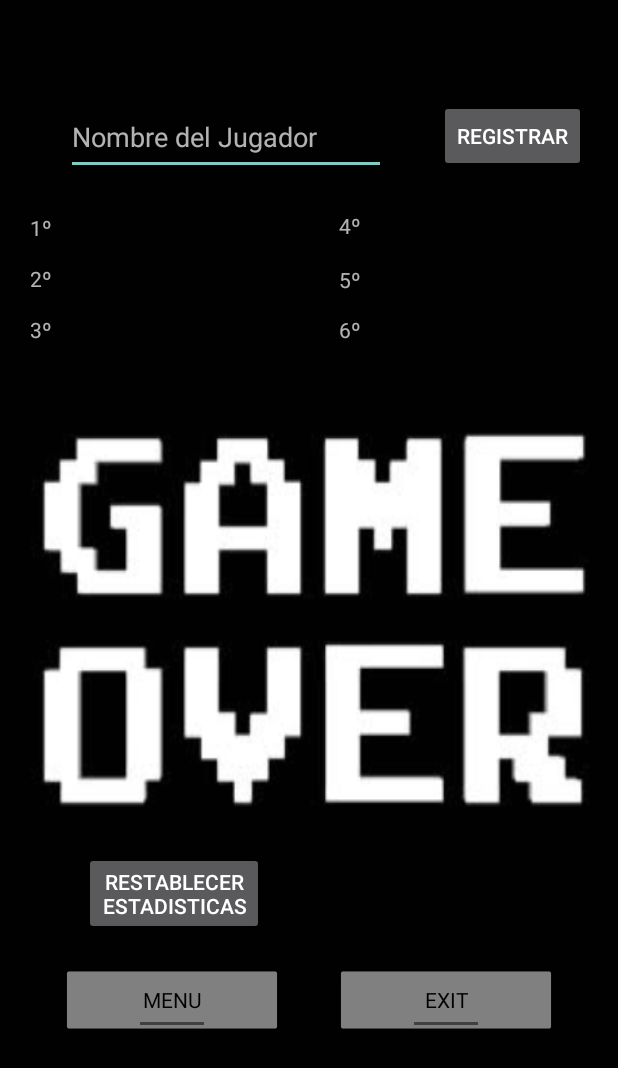
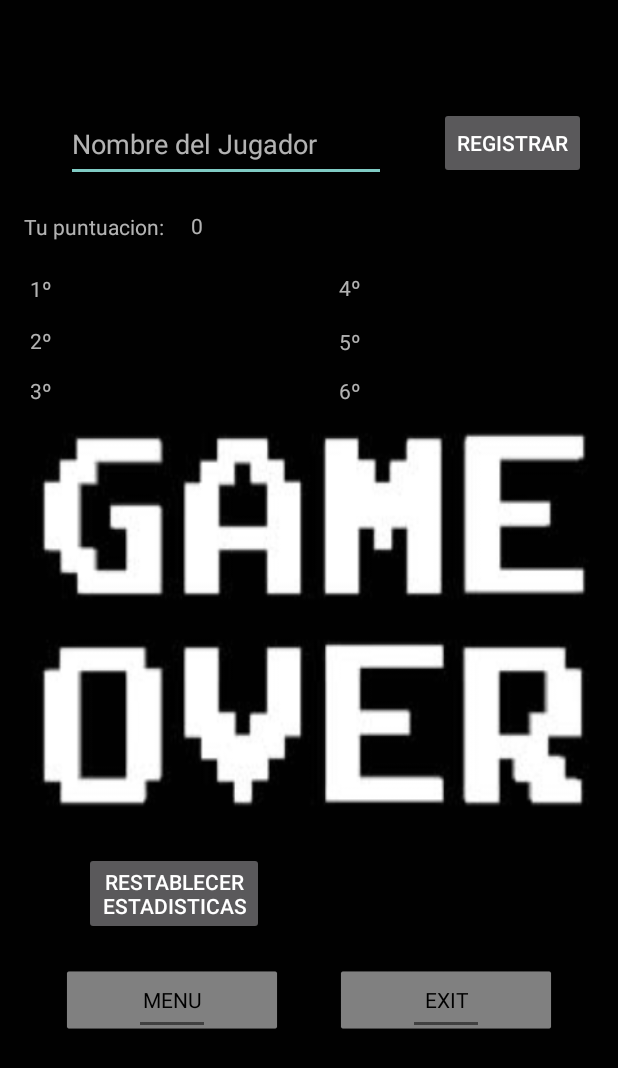
Before and after one commit to Danielmg21/Tetris, an Android app: the Exit screen opened directly, with no data from a screen before it, on a phone screen of 412 x 824 dp. Shown: the top 1068 px of the screen. Run offline under Robolectric (Android 15) with nearby library versions, the light colour scheme and no system bars; 2 statements that could not run were skipped.

Commit message:
mostrar puntuacion sacada en la partida en exit

```diff
--- a/app/src/main/java/com/example/tetris/Exit.java
+++ b/app/src/main/java/com/example/tetris/Exit.java
@@ -16,7 +16,7 @@ import android.widget.Toast;
 public class Exit extends AppCompatActivity {
     private EditText et_nombre;
     //private Button registrar;
-    private TextView textoRanking1,textoRanking2,textoRanking3,textoRanking4,textoRanking5,textoRanking6,mostrarPunt1,mostrarPunt2,mostrarPunt3,mostrarPunt4,mostrarPunt5,mostrarPunt6;
+    private TextView textoRanking1,textoRanking2,textoRanking3,textoRanking4,textoRanking5,textoRanking6,mostrarPunt1,mostrarPunt2,mostrarPunt3,mostrarPunt4,mostrarPunt5,mostrarPunt6,textPuntActual;
     private SQLiteDatabase BaseDeDatos;
     private AdminSQLiteOpenHelper BBDD;
     private boolean registrado;
@@ -57,6 +57,7 @@ public class Exit extends AppCompatActivity {
         mostrarPunt6= findViewById(R.id.textpunt6);
 
         et_nombre = (EditText)findViewById(R.id.nombre_jugador);
+        textPuntActual= findViewById(R.id.text_puntuacionActual);
 
         mostrarTop5();
 
@@ -138,7 +139,7 @@ public class Exit extends AppCompatActivity {
     public void mostrarTop5 (){
         BaseDeDatos = BBDD.getWritableDatabase();
         String columnas[] = new String[]{"nombre","puntuacion"};//,"puntuacion"
-
+        textPuntActual.setText(Integer.toString(puntosFinal));
         String j1="",j2="",j3="",j4="",j5="",j6="",p1="",p2="",p3="",p4="",p5="",p6="";
 
         //********************** AMBAS FUNCIONAN
--- a/app/src/main/res/layout/activity_exit.xml
+++ b/app/src/main/res/layout/activity_exit.xml
@@ -21,6 +21,19 @@
         app:layout_constraintVertical_bias="0.827" />
 
     <Button
+        android:id="@+id/restablecerEstadisticas"
+        android:layout_width="wrap_content"
+        android:layout_height="wrap_content"
+        android:onClick="restablecerEstadiaticas"
+        android:text="@string/text_restablecer_estadisticas"
+        app:layout_constraintBottom_toBottomOf="parent"
+        app:layout_constraintEnd_toEndOf="parent"
+        app:layout_constraintHorizontal_bias="0.191"
+        app:layout_constraintStart_toStartOf="parent"
+        app:layout_constraintTop_toTopOf="parent"
+        app:layout_constraintVertical_bias="0.739" />
+
+    <Button
         android:id="@+id/exit"
         style="@android:style/Widget.Holo.Light.Button.Toggle"
         android:layout_width="148dp"
@@ -32,19 +45,6 @@
         app:layout_constraintStart_toStartOf="parent"
         app:layout_constraintTop_toTopOf="parent"
         app:layout_constraintVertical_bias="0.827" />
-
-    <Button
-        android:id="@+id/registrar_puntuacion"
-        android:layout_width="wrap_content"
-        android:layout_height="wrap_content"
-        android:onClick="Registrar"
-        android:text="@string/boton_registrar"
-        app:layout_constraintBottom_toBottomOf="parent"
-        app:layout_constraintEnd_toEndOf="parent"
-        app:layout_constraintHorizontal_bias="0.932"
-        app:layout_constraintStart_toStartOf="parent"
-        app:layout_constraintTop_toTopOf="parent"
-        app:layout_constraintVertical_bias="0.086" />
 
     <EditText
         android:id="@+id/nombre_jugador"
@@ -60,21 +60,21 @@
         app:layout_constraintHorizontal_bias="0.222"
         app:layout_constraintStart_toStartOf="parent"
         app:layout_constraintTop_toTopOf="parent"
-        app:layout_constraintVertical_bias="0.086"
+        app:layout_constraintVertical_bias="0.092"
         tools:targetApi="o" />
 
     <Button
-        android:id="@+id/restablecerEstadisticas"
+        android:id="@+id/registrar_puntuacion"
         android:layout_width="wrap_content"
         android:layout_height="wrap_content"
-        android:onClick="restablecerEstadiaticas"
-        android:text="@string/text_restablecer_estadisticas"
+        android:onClick="Registrar"
+        android:text="@string/boton_registrar"
         app:layout_constraintBottom_toBottomOf="parent"
         app:layout_constraintEnd_toEndOf="parent"
-        app:layout_constraintHorizontal_bias="0.191"
+        app:layout_constraintHorizontal_bias="0.932"
         app:layout_constraintStart_toStartOf="parent"
         app:layout_constraintTop_toTopOf="parent"
-        app:layout_constraintVertical_bias="0.739" />
+        app:layout_constraintVertical_bias="0.092" />
 
     <TextView
         android:id="@+id/text1"
@@ -86,7 +86,7 @@
         app:layout_constraintHorizontal_bias="0.05"
         app:layout_constraintStart_toStartOf="parent"
         app:layout_constraintTop_toTopOf="parent"
-        app:layout_constraintVertical_bias="0.177" />
+        app:layout_constraintVertical_bias="0.227" />
 
     <TextView
         android:id="@+id/text2"
@@ -98,7 +98,7 @@
         app:layout_constraintHorizontal_bias="0.05"
         app:layout_constraintStart_toStartOf="parent"
         app:layout_constraintTop_toTopOf="parent"
-        app:layout_constraintVertical_bias="0.219" />
+        app:layout_constraintVertical_bias="0.27" />
 
     <TextView
         android:id="@+id/text3"
@@ -110,7 +110,7 @@
         app:layout_constraintHorizontal_bias="0.05"
         app:layout_constraintStart_toStartOf="parent"
         app:layout_constraintTop_toTopOf="parent"
-        app:layout_constraintVertical_bias="0.261" />
+        app:layout_constraintVertical_bias="0.312" />
 
     <TextView
         android:id="@+id/text4"
@@ -122,7 +122,7 @@
         app:layout_constraintHorizontal_bias="0.569"
         app:layout_constraintStart_toStartOf="parent"
         app:layout_constraintTop_toTopOf="parent"
-        app:layout_constraintVertical_bias="0.175" />
+        app:layout_constraintVertical_bias="0.226" />
 
     <TextView
         android:id="@+id/text5"
@@ -134,7 +134,7 @@
         app:layout_constraintHorizontal_bias="0.569"
         app:layout_constraintStart_toStartOf="parent"
         app:layout_constraintTop_toTopOf="parent"
-        app:layout_constraintVertical_bias="0.22" />
+        app:layout_constraintVertical_bias="0.271" />
 
     <TextView
         android:id="@+id/text6"
@@ -146,7 +146,7 @@
         app:layout_constraintHorizontal_bias="0.569"
         app:layout_constraintStart_toStartOf="parent"
         app:layout_constraintTop_toTopOf="parent"
-        app:layout_constraintVertical_bias="0.261" />
+        app:layout_constraintVertical_bias="0.312" />
 
     <TextView
         android:id="@+id/mostrarRanking1"
@@ -157,7 +157,7 @@
         app:layout_constraintHorizontal_bias="0.132"
         app:layout_constraintStart_toStartOf="parent"
         app:layout_constraintTop_toTopOf="parent"
-        app:layout_constraintVertical_bias="0.177"
+        app:layout_constraintVertical_bias="0.227"
         tools:visibility="visible" />
 
     <TextView
@@ -169,7 +169,7 @@
         app:layout_constraintHorizontal_bias="0.132"
         app:layout_constraintStart_toStartOf="parent"
         app:layout_constraintTop_toTopOf="parent"
-        app:layout_constraintVertical_bias="0.219"
+        app:layout_constraintVertical_bias="0.27"
         tools:visibility="visible" />
 
     <TextView
@@ -181,7 +181,7 @@
         app:layout_constraintHorizontal_bias="0.132"
         app:layout_constraintStart_toStartOf="parent"
         app:layout_constraintTop_toTopOf="parent"
-        app:layout_constraintVertical_bias="0.261"
+        app:layout_constraintVertical_bias="0.312"
         tools:visibility="visible" />
 
     <TextView
@@ -193,7 +193,7 @@
         app:layout_constraintHorizontal_bias="0.755"
         app:layout_constraintStart_toStartOf="parent"
         app:layout_constraintTop_toTopOf="parent"
-        app:layout_constraintVertical_bias="0.175"
+        app:layout_constraintVertical_bias="0.226"
         tools:visibility="visible" />
 
     <TextView
@@ -205,7 +205,7 @@
         app:layout_constraintHorizontal_bias="0.755"
         app:layout_constraintStart_toStartOf="parent"
         app:layout_constraintTop_toTopOf="parent"
-        app:layout_constraintVertical_bias="0.22"
+        app:layout_constraintVertical_bias="0.271"
         tools:visibility="visible" />
 
     <TextView
@@ -217,7 +217,7 @@
         app:layout_constraintHorizontal_bias="0.755"
         app:layout_constraintStart_toStartOf="parent"
         app:layout_constraintTop_toTopOf="parent"
-        app:layout_constraintVertical_bias="0.261"
+        app:layout_constraintVertical_bias="0.312"
         tools:visibility="visible" />
 
     <TextView
@@ -229,7 +229,7 @@
         app:layout_constraintHorizontal_bias="0.371"
         app:layout_constraintStart_toStartOf="parent"
         app:layout_constraintTop_toTopOf="parent"
-        app:layout_constraintVertical_bias="0.177" />
+        app:layout_constraintVertical_bias="0.227" />
 
     <TextView
         android:id="@+id/textpunt2"
@@ -240,7 +240,7 @@
         app:layout_constraintHorizontal_bias="0.371"
         app:layout_constraintStart_toStartOf="parent"
         app:layout_constraintTop_toTopOf="parent"
-        app:layout_constraintVertical_bias="0.219" />
+        app:layout_constraintVertical_bias="0.27" />
 
     <TextView
         android:id="@+id/textpunt3"
@@ -251,7 +251,7 @@
         app:layout_constraintHorizontal_bias="0.371"
         app:layout_constraintStart_toStartOf="parent"
         app:layout_constraintTop_toTopOf="parent"
-        app:layout_constraintVertical_bias="0.261" />
+        app:layout_constraintVertical_bias="0.312" />
 
     <TextView
         android:id="@+id/textpunt4"
@@ -262,7 +262,7 @@
         app:layout_constraintHorizontal_bias="0.941"
         app:layout_constraintStart_toStartOf="parent"
         app:layout_constraintTop_toTopOf="parent"
-        app:layout_constraintVertical_bias="0.177" />
+        app:layout_constraintVertical_bias="0.227" />
 
     <TextView
         android:id="@+id/textpunt5"
@@ -273,7 +273,7 @@
         app:layout_constraintHorizontal_bias="0.941"
         app:layout_constraintStart_toStartOf="parent"
         app:layout_constraintTop_toTopOf="parent"
-        app:layout_constraintVertical_bias="0.22" />
+        app:layout_constraintVertical_bias="0.271" />
 
     <TextView
         android:id="@+id/textpunt6"
@@ -284,6 +284,29 @@
         app:layout_constraintHorizontal_bias="0.941"
         app:layout_constraintStart_toStartOf="parent"
         app:layout_constraintTop_toTopOf="parent"
-        app:layout_constraintVertical_bias="0.261" />
+        app:layout_constraintVertical_bias="0.312" />
+
+    <TextView
+        android:id="@+id/Puntuacion_actual"
+        android:layout_width="wrap_content"
+        android:layout_height="20dp"
+        android:text="@string/text_puntos_actual"
+        app:layout_constraintBottom_toBottomOf="parent"
+        app:layout_constraintEnd_toEndOf="parent"
+        app:layout_constraintHorizontal_bias="0.05"
+        app:layout_constraintStart_toStartOf="parent"
+        app:layout_constraintTop_toTopOf="parent"
+        app:layout_constraintVertical_bias="0.176" />
+
+    <TextView
+        android:id="@+id/text_puntuacionActual"
+        android:layout_width="50dp"
+        android:layout_height="20dp"
+        app:layout_constraintBottom_toBottomOf="parent"
+        app:layout_constraintEnd_toEndOf="parent"
+        app:layout_constraintHorizontal_bias="0.352"
+        app:layout_constraintStart_toStartOf="parent"
+        app:layout_constraintTop_toTopOf="parent"
+        app:layout_constraintVertical_bias="0.175" />
 
 </androidx.constraintlayout.widget.ConstraintLayout>
--- a/app/src/main/res/values/strings.xml
+++ b/app/src/main/res/values/strings.xml
@@ -13,16 +13,15 @@
     <string name="text_nombre_jugador">Nombre del Jugador</string>
     <string name="text_puntuacion">Puntuacion de la partida</string>
     <string name="boton_registrar">Registrar</string>
-
     <string name = "text_mostrar_ranking"></string>
     <string name = "text_restablecer_estadisticas">Restablecer\nEstadisticas</string>
-
     <string name = "text_1ranking">1º</string>
     <string name = "text_2ranking">2º</string>
     <string name = "text_3ranking">3º</string>
     <string name = "text_4ranking">4º</string>
     <string name = "text_5ranking">5º</string>
     <string name = "text_6ranking">6º</string>
+    <string name = "text_puntos_actual">Tu puntuacion:</string>
 
     <string name="title_activity_opciones">Colores</string>
     <string name="text_cuadrado">Cuadrado</string>
```
